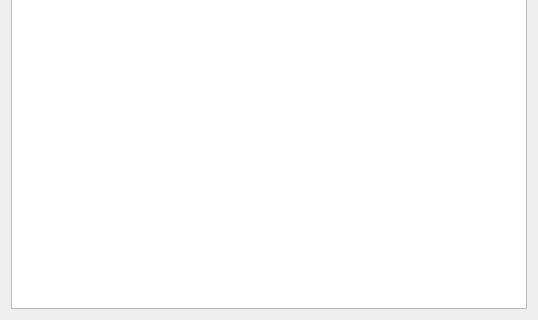
This is src/ui/downloadbrowser.ui in kaniol-lck/modmanager as Qt 5 draws it before an edit; both pictures show x 0 to 538 and y 148 to 468 of the 538 by 468 pixel window. The edited form follows.
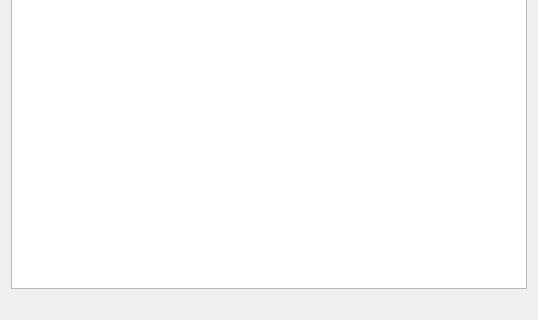
This is the edited form.

Commit message: add universal speed timer

The edit to the form file:
```diff
--- a/src/ui/downloadbrowser.ui
+++ b/src/ui/downloadbrowser.ui
@@ -17,6 +17,13 @@
    <item row="0" column="0">
     <widget class="QListWidget" name="downloaderListWidget"/>
    </item>
+   <item row="1" column="0">
+    <widget class="QLabel" name="downloadSpeedText">
+     <property name="text">
+      <string/>
+     </property>
+    </widget>
+   </item>
   </layout>
  </widget>
  <resources/>
```
The commit also changes 22 other files.
